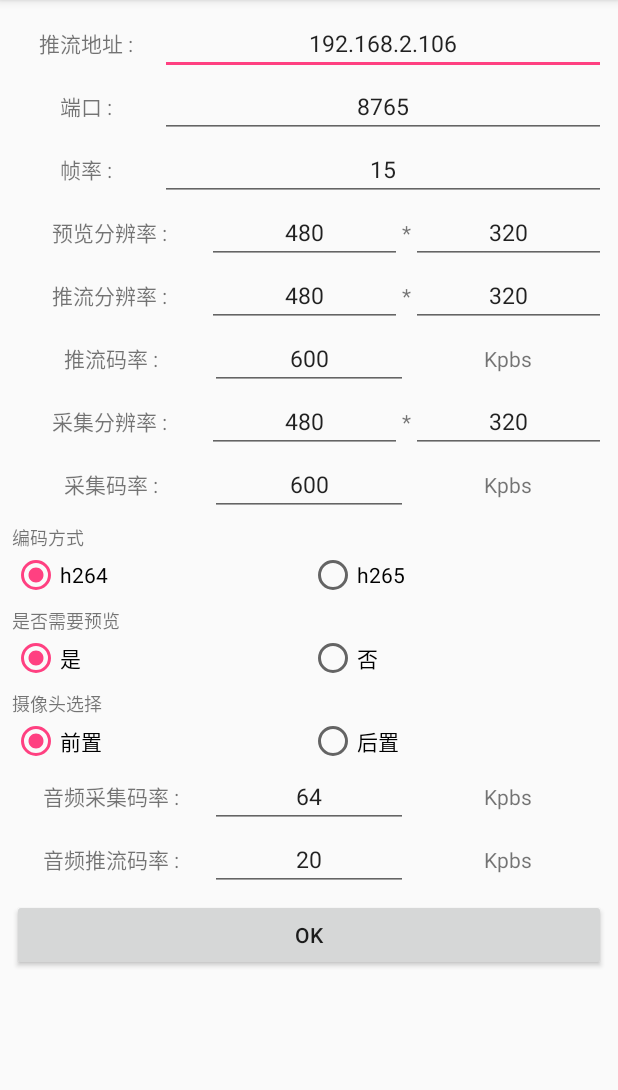
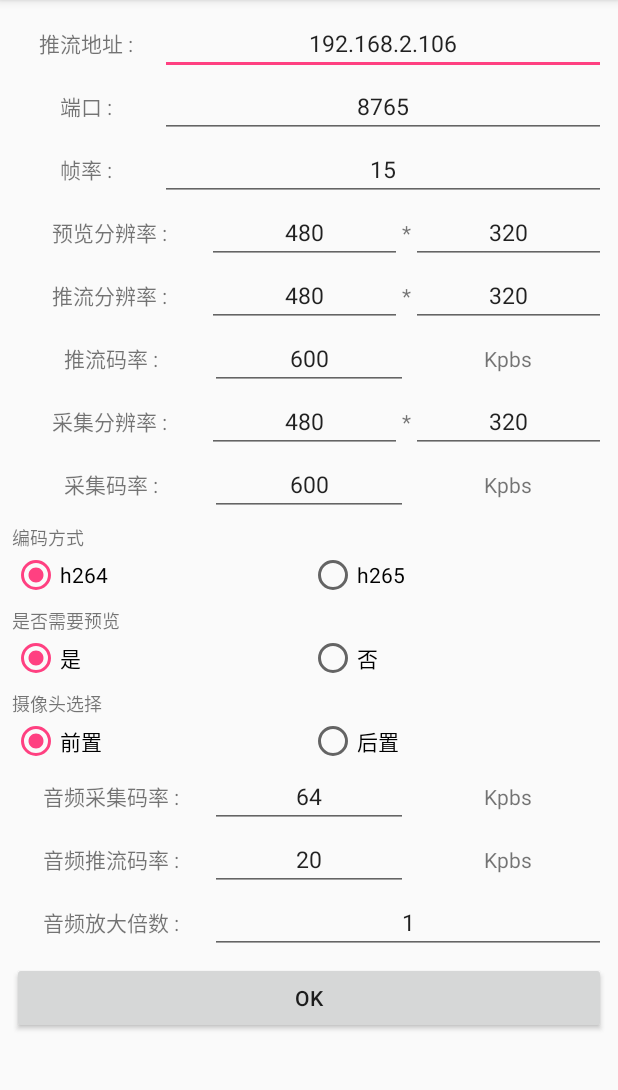
Before and after one commit to wbaizx/VideoLive, an Android app: the SendReady screen opened directly, with no data from a screen before it, on a phone screen of 412 x 824 dp, the part 84-1174 px from its top. Run offline under Robolectric (Android 15) with nearby library versions, the phone set to English and light mode, and no system bars.

Commit message:
音频降噪处理，pcm数据放大，增加音量控制方法

```diff
--- a/app/src/main/java/com/videolive/Send.java
+++ b/app/src/main/java/com/videolive/Send.java
@@ -41,6 +41,7 @@ public class Send extends AppCompatActivity {
                 .setCollectionSize(getIntent().getExtras().getInt("c_width"), getIntent().getExtras().getInt("c_height"))
                 .setRotate(getIntent().getExtras().getBoolean("rotate"))
                 .setVideoPath(Environment.getExternalStorageDirectory().getPath() + "/VideoLive.mp4")
+                .setMultiple(getIntent().getExtras().getInt("multiple"))
                 .build();
 
         tuistar.setOnClickListener(new View.OnClickListener() {
--- a/app/src/main/java/com/videolive/SendReady.java
+++ b/app/src/main/java/com/videolive/SendReady.java
@@ -23,6 +23,7 @@ public class SendReady extends AppCompatActivity {
     private EditText pr_height;
     private EditText c_width;
     private EditText c_height;
+    private EditText multiple;
     private EditText collectionbitrate_vc;
     private EditText publishbitrate_vc;
     private RadioGroup videoCode;
@@ -42,6 +43,7 @@ public class SendReady extends AppCompatActivity {
         framerate = findViewById(R.id.framerate);
         publishbitrate = findViewById(R.id.publishbitrate);
         collectionbitrate = findViewById(R.id.collectionbitrate);
+        multiple = findViewById(R.id.multiple);
         pr_width = findViewById(R.id.pr_width);
         c_width = findViewById(R.id.c_width);
         pr_height = findViewById(R.id.pr_height);
@@ -76,6 +78,7 @@ public class SendReady extends AppCompatActivity {
         bundle.putInt("pu_width", Integer.parseInt(pu_width.getText().toString()));
         bundle.putInt("pu_height", Integer.parseInt(pu_height.getText().toString()));
         bundle.putInt("pr_width", Integer.parseInt(pr_width.getText().toString()));
+        bundle.putInt("multiple", Integer.parseInt(multiple.getText().toString()));
         bundle.putInt("pr_height", Integer.parseInt(pr_height.getText().toString()));
         bundle.putInt("c_height", Integer.parseInt(c_height.getText().toString()));
         bundle.putInt("c_width", Integer.parseInt(c_width.getText().toString()));
--- a/app/src/main/res/layout/activity_send_ready.xml
+++ b/app/src/main/res/layout/activity_send_ready.xml
@@ -395,6 +395,29 @@
                 android:text="Kpbs" />
         </LinearLayout>
 
+        <LinearLayout
+            android:layout_width="match_parent"
+            android:layout_height="wrap_content"
+            android:orientation="horizontal">
+
+            <TextView
+                android:layout_width="0dp"
+                android:layout_height="wrap_content"
+                android:layout_weight="1"
+                android:gravity="center"
+                android:text="音频放大倍数 :" />
+
+            <EditText
+                android:id="@+id/multiple"
+                android:layout_width="0dp"
+                android:layout_height="wrap_content"
+                android:layout_weight="2"
+                android:gravity="center"
+                android:text="1"
+                android:textSize="15dp" />
+
+        </LinearLayout>
+
         <Button
             android:id="@+id/begin"
             android:layout_width="match_parent"
```
Also changed, not shown: library/src/main/java/com/library/Publish.java (+17 -4 lines), library/src/main/java/com/library/util/NoiseUtil.java (deleted, +0 -22 lines), library/src/main/java/com/library/util/VoiceUtil.java (added, +54 -0 lines), library/src/main/java/com/library/vc/VoiceRecord.java (+16 -5 lines), library/src/main/java/com/library/view/PlayerView.java (+9 -12 lines), 1 other file.
